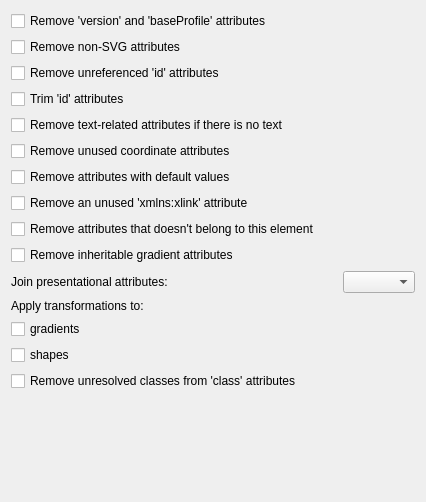
The window that src/preferences/attributespage.ui (RazrFalcon/svgcleaner-gui) describes before a commit, drawn with Qt 5.
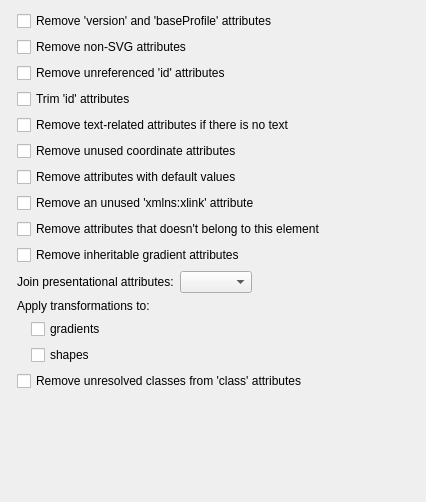
The same window after the commit. Custom widgets are drawn as their Qt base class.

What changed in the file:
```diff
--- a/src/preferences/attributespage.ui
+++ b/src/preferences/attributespage.ui
@@ -13,78 +13,43 @@
   <property name="windowTitle">
    <string>Form</string>
   </property>
-  <layout class="QVBoxLayout" name="verticalLayout">
-   <item>
+  <layout class="QGridLayout" name="gridLayout">
+   <item row="0" column="1">
     <widget class="QCheckBox" name="chBoxRmVersion">
      <property name="text">
       <string>Remove 'version' and 'baseProfile' attributes</string>
      </property>
     </widget>
    </item>
-   <item>
+   <item row="1" column="1">
     <widget class="QCheckBox" name="chBoxRmNonSvg">
      <property name="text">
       <string>Remove non-SVG attributes</string>
      </property>
     </widget>
    </item>
-   <item>
-    <widget class="QCheckBox" name="chBoxRmUnrefIds">
-     <property name="text">
-      <string>Remove unreferenced 'id' attributes</string>
-     </property>
-    </widget>
-   </item>
-   <item>
-    <widget class="QCheckBox" name="chBoxTrimIds">
-     <property name="text">
-      <string>Trim 'id' attributes</string>
-     </property>
-    </widget>
-   </item>
-   <item>
-    <widget class="QCheckBox" name="chBoxRmTextAttrs">
-     <property name="text">
-      <string>Remove text-related attributes if there is no text</string>
-     </property>
-    </widget>
-   </item>
-   <item>
-    <widget class="QCheckBox" name="chBoxRmCoord">
-     <property name="text">
-      <string>Remove unused coordinate attributes</string>
-     </property>
-    </widget>
-   </item>
-   <item>
+   <item row="6" column="1">
     <widget class="QCheckBox" name="chBoxRmDefaultAttrs">
      <property name="text">
       <string>Remove attributes with default values</string>
      </property>
     </widget>
    </item>
-   <item>
+   <item row="7" column="1">
     <widget class="QCheckBox" name="chBoxXmlnsXlink">
      <property name="text">
       <string>Remove an unused 'xmlns:xlink' attribute</string>
      </property>
     </widget>
    </item>
-   <item>
+   <item row="8" column="1">
     <widget class="QCheckBox" name="chBoxRmNeedlessAttrs">
      <property name="text">
       <string>Remove attributes that doesn't belong to this element</string>
      </property>
     </widget>
    </item>
-   <item>
-    <widget class="WarningCheckBox" name="chBoxRemoveGradientAttributes">
-     <property name="text">
-      <string>Remove inheritable gradient attributes</string>
-     </property>
-    </widget>
-   </item>
-   <item>
+   <item row="10" column="1">
     <layout class="QHBoxLayout" name="horizontalLayout">
      <item>
       <widget class="QLabel" name="label_2">
@@ -103,53 +68,169 @@
        </property>
       </widget>
      </item>
+     <item>
+      <spacer name="horizontalSpacer">
+       <property name="orientation">
+        <enum>Qt::Horizontal</enum>
+       </property>
+       <property name="sizeHint" stdset="0">
+        <size>
+         <width>40</width>
+         <height>20</height>
+        </size>
+       </property>
+      </spacer>
+     </item>
     </layout>
    </item>
-   <item>
-    <widget class="QLabel" name="label">
+   <item row="4" column="1">
+    <widget class="QCheckBox" name="chBoxRmTextAttrs">
      <property name="text">
-      <string>Apply transformations to:</string>
+      <string>Remove text-related attributes if there is no text</string>
      </property>
     </widget>
    </item>
-   <item>
-    <layout class="QVBoxLayout" name="layTransform">
-     <item>
-      <widget class="QCheckBox" name="chBoxApplyTransformToGradients">
-       <property name="text">
-        <string>gradients</string>
-       </property>
-      </widget>
-     </item>
-     <item>
-      <widget class="QCheckBox" name="chBoxApplyTransformToShapes">
-       <property name="text">
-        <string>shapes</string>
-       </property>
-      </widget>
-     </item>
-    </layout>
+   <item row="9" column="1">
+    <widget class="WarningCheckBox" name="chBoxRemoveGradientAttributes">
+     <property name="text">
+      <string>Remove inheritable gradient attributes</string>
+     </property>
+    </widget>
    </item>
-   <item>
+   <item row="2" column="1">
+    <widget class="QCheckBox" name="chBoxRmUnrefIds">
+     <property name="text">
+      <string>Remove unreferenced 'id' attributes</string>
+     </property>
+    </widget>
+   </item>
+   <item row="3" column="1">
+    <widget class="QCheckBox" name="chBoxTrimIds">
+     <property name="text">
+      <string>Trim 'id' attributes</string>
+     </property>
+    </widget>
+   </item>
+   <item row="5" column="1">
+    <widget class="QCheckBox" name="chBoxRmCoord">
+     <property name="text">
+      <string>Remove unused coordinate attributes</string>
+     </property>
+    </widget>
+   </item>
+   <item row="13" column="1">
     <widget class="QCheckBox" name="chBoxRemoveUnresolvedClasses">
      <property name="text">
       <string>Remove unresolved classes from 'class' attributes</string>
      </property>
     </widget>
    </item>
-   <item>
+   <item row="11" column="1">
+    <widget class="QLabel" name="lblTransforms">
+     <property name="text">
+      <string>Apply transformations to:</string>
+     </property>
+    </widget>
+   </item>
+   <item row="14" column="1">
     <spacer name="verticalSpacer">
      <property name="orientation">
       <enum>Qt::Vertical</enum>
      </property>
      <property name="sizeHint" stdset="0">
       <size>
-       <width>1</width>
+       <width>20</width>
        <height>1</height>
       </size>
      </property>
     </spacer>
    </item>
+   <item row="12" column="1">
+    <layout class="QGridLayout" name="layTransform">
+     <item row="1" column="1">
+      <widget class="QCheckBox" name="chBoxApplyTransformToShapes">
+       <property name="text">
+        <string>shapes</string>
+       </property>
+      </widget>
+     </item>
+     <item row="0" column="1">
+      <widget class="QCheckBox" name="chBoxApplyTransformToGradients">
+       <property name="text">
+        <string>gradients</string>
+       </property>
+      </widget>
+     </item>
+     <item row="1" column="0" alignment="Qt::AlignVCenter">
+      <widget class="DotWidget" name="dot13" native="true">
+       <property name="minimumSize">
+        <size>
+         <width>8</width>
+         <height>8</height>
+        </size>
+       </property>
+       <property name="maximumSize">
+        <size>
+         <width>8</width>
+         <height>8</height>
+        </size>
+       </property>
+      </widget>
+     </item>
+     <item row="0" column="0">
+      <widget class="DotWidget" name="dot12" native="true">
+       <property name="minimumSize">
+        <size>
+         <width>8</width>
+         <height>8</height>
+        </size>
+       </property>
+       <property name="maximumSize">
+        <size>
+         <width>8</width>
+         <height>8</height>
+        </size>
+       </property>
+      </widget>
+     </item>
+    </layout>
+   </item>
+   <item row="0" column="0" alignment="Qt::AlignVCenter">
+    <widget class="DotWidget" name="dot1" native="true"/>
+   </item>
+   <item row="1" column="0">
+    <widget class="DotWidget" name="dot2" native="true"/>
+   </item>
+   <item row="2" column="0">
+    <widget class="DotWidget" name="dot3" native="true"/>
+   </item>
+   <item row="3" column="0">
+    <widget class="DotWidget" name="dot4" native="true"/>
+   </item>
+   <item row="4" column="0">
+    <widget class="DotWidget" name="dot5" native="true"/>
+   </item>
+   <item row="5" column="0">
+    <widget class="DotWidget" name="dot6" native="true"/>
+   </item>
+   <item row="6" column="0">
+    <widget class="DotWidget" name="dot7" native="true"/>
+   </item>
+   <item row="7" column="0">
+    <widget class="DotWidget" name="dot8" native="true"/>
+   </item>
+   <item row="8" column="0">
+    <widget class="DotWidget" name="dot9" native="true"/>
+   </item>
+   <item row="9" column="0">
+    <widget class="DotWidget" name="dot10" native="true"/>
+   </item>
+   <item row="10" column="0">
+    <widget class="DotWidget" name="dot11" native="true"/>
+   </item>
+   <item row="13" column="0">
+    <widget class="DotWidget" name="dot14" native="true"/>
+   </item>
   </layout>
  </widget>
  <customwidgets>
@@ -158,6 +239,12 @@
    <extends>QCheckBox</extends>
    <header>src/preferences/widgets/warningcheckbox.h</header>
   </customwidget>
+  <customwidget>
+   <class>DotWidget</class>
+   <extends>QWidget</extends>
+   <header>src/preferences/widgets/dotwidget.h</header>
+   <container>1</container>
+  </customwidget>
  </customwidgets>
  <resources/>
  <connections/>
```
Left out of the diff: 2 changed lines with no effect on the pictures.
